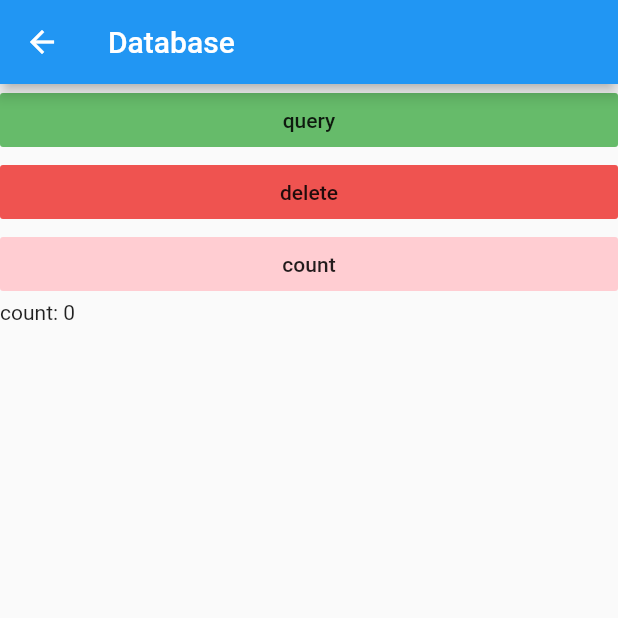
After one commit to TheOnlyPatty/WMM, a Flutter app: the DataBase screen opened by its route, after a tap on "count", on a phone screen of 412 x 824 dp, the top half of it. The commit adds this screen. Run offline on Flutter 3.47's test engine with Material 2 defaults, Android fonts, the phone set to English and light mode, and no system bars; our stand-ins replace flutter_blue, sqflite; accounts and stored records are empty.

Commit message:
Database Addition
Database added, stores quaternions after they are displayed in Unity

```diff
--- a/app/flutter-unity-view-widget-master/example/lib/ble_screen.dart
+++ b/app/flutter-unity-view-widget-master/example/lib/ble_screen.dart
@@ -10,6 +10,7 @@ import 'package:flutter/material.dart';
 import 'package:flutter_blue/flutter_blue.dart';
 import 'widgets.dart';
 import 'screens/menu_screen.dart';
+import 'package:flutter_unity_widget_example/database_helper.dart';
 
 
 class BLEScreen extends StatefulWidget {
@@ -383,10 +384,15 @@ class LoaderScreen extends StatelessWidget {
                         BluetoothService service = services[2];
                         var characteristics = service.characteristics;
                         BluetoothCharacteristic c = characteristics[0];
+                        String dbVar;
                         await c.setNotifyValue(true);
                         c.value.listen((value) {
                           print(String.fromCharCodes(value));
                           setOrientation(String.fromCharCodes(value));
+                          dbVar = String.fromCharCodes(value);
+                          DatabaseHelper.instance.insert({
+                            DatabaseHelper.columnName : '$dbVar'
+                          });
                         });
                       },
                       child: const Text('Press to start demo!', style: TextStyle(fontSize: 20)),
--- /dev/null
+++ b/app/flutter-unity-view-widget-master/example/lib/database_helper.dart
@@ -0,0 +1,73 @@
+import 'dart:io';
+import 'package:path_provider/path_provider.dart';
+import 'package:sqflite/sqflite.dart';
+import 'package:path/path.dart';
+
+class DatabaseHelper{
+
+  static final _dbName = 'myDatabase.db';
+  static final _dbVersion = 1;
+  static final _tableName = 'IMUdata';
+
+  static final columnID = '_id';
+  static final columnName = 'quaterion';
+
+  // making it a singleton class
+  DatabaseHelper._privateConstructor();
+  static final DatabaseHelper instance = DatabaseHelper._privateConstructor();
+
+  static Database _database;
+  Future<Database> get database async{
+    if (_database != null) return _database;
+
+    _database = await _initiateDatabase();
+    return _database;
+  }
+
+
+  _initiateDatabase () async {
+    Directory directory = await getApplicationDocumentsDirectory();
+    String path = join(directory.path,_dbName);
+    return await openDatabase(path, version: _dbVersion, onCreate: _onCreate);
+  }
+
+  Future _onCreate(Database db, int version){
+    db.execute(
+      '''
+      CREATE TABLE $_tableName (
+      $columnID INTEGER PRIMARY KEY,
+      $columnName TEXT NOT NULL )
+      '''
+    );
+  }
+
+  Future<List<Map<String, dynamic>>> getCount() async {
+    Database db = await instance.database;
+    return await db.rawQuery('SELECT COUNT(*) FROM $_tableName');
+  }
+
+  Future<int> insert(Map<String, dynamic> row) async {
+    Database db = await instance.database;
+    return await db.insert(_tableName, row);
+  }
+
+  Future<List<Map<String, dynamic>>> queryAll() async {
+    Database db = await instance.database;
+    return await db.query(_tableName);
+  }
+
+  Future update(Map<String, dynamic> row) async {
+    Database db = await instance.database;
+    int id = row[columnID];
+    return await db.update(_tableName, row, where:'$columnID = ?', whereArgs: [id]);
+
+  }
+
+  Future<int> delete() async{
+    Database db = await instance.database;
+    return await db.delete(_tableName);
+    //return await db.delete(_tableName, where: '$columnID = ?', whereArgs: [id]);
+  }
+
+
+}
--- /dev/null
+++ b/app/flutter-unity-view-widget-master/example/lib/db.dart
@@ -0,0 +1,61 @@
+import 'package:flutter/material.dart';
+import 'package:flutter/rendering.dart';
+import 'package:flutter_unity_widget_example/database_helper.dart';
+import 'package:sqflite/sqflite.dart';
+
+class DataBase extends StatefulWidget {
+  @override
+  _DataBaseEx createState() => new _DataBaseEx();
+}
+
+class _DataBaseEx extends State<DataBase> {
+  int entryCount;
+
+  @override
+  Widget build(BuildContext context) {
+
+    return Scaffold(
+      appBar: AppBar(
+        title: Text("Database"),
+      ),
+      body: Center(
+        child: ListView(
+          //mainAxisAlignment: MainAxisAlignment.center,
+          children: <Widget> [
+            // FlatButton(onPressed: () async{ // insert function
+
+            //   int i = await DatabaseHelper.instance.insert({
+            //     DatabaseHelper.columnName : 'Tom'
+            //   });
+
+            //   print('the inserted id is $i');
+
+            // }, child: Text('insert'), color: Colors.grey[400]),
+            FlatButton(onPressed: () async{ // query function
+
+              List<Map<String, dynamic>> queryRows = await DatabaseHelper.instance.queryAll();
+              print(queryRows);
+
+            }, child: Text('query'), color: Colors.green[400]),
+            FlatButton(onPressed: () async{ // delete function
+
+              int rowsAffected = await DatabaseHelper.instance.delete();
+              print(rowsAffected);
+
+            }, child: Text('delete'), color: Colors.red[400]),
+            FlatButton(onPressed: () async{ // COUNT function
+
+              List<Map<String, dynamic>> count = await DatabaseHelper.instance.getCount();
+              print(Sqflite.firstIntValue(count));
+              setState((){
+                entryCount = Sqflite.firstIntValue(count);
+              });
+
+            }, child: Text('count'), color: Colors.red[100]),
+            new Text('count: ' + '$entryCount')
+          ],
+        ),
+      ),
+    );
+  }
+}
--- a/app/flutter-unity-view-widget-master/example/lib/main.dart
+++ b/app/flutter-unity-view-widget-master/example/lib/main.dart
@@ -1,4 +1,5 @@
 import 'package:flutter/material.dart';
+import 'package:flutter_unity_widget_example/db.dart';
 
 import 'screens/menu_screen.dart';
 import 'screens/api_screen.dart';
@@ -27,6 +28,7 @@ class MyApp extends StatelessWidget {
         '/simple': (context) => SimpleScreen(),
         '/api': (context) => ApiScreen(),
         '/ble': (context) => BLEScreen(),
+        '/db': (context) => DataBase(),
       },
     );
   }
--- a/app/flutter-unity-view-widget-master/example/lib/screens/menu_screen.dart
+++ b/app/flutter-unity-view-widget-master/example/lib/screens/menu_screen.dart
@@ -25,6 +25,13 @@ class _MenuScreenState extends State<MenuScreen> {
       description: 'Set up BlueTooth',
       route: '/ble',
       title: 'Bluetooth Setup',
+      enableAR: false,
+    ),
+
+    new _MenuListItem(
+      description: 'Database',
+      route: '/db',
+      title: 'Database',
       enableAR: false,
     )
   ];
--- a/app/flutter-unity-view-widget-master/example/pubspec.yaml
+++ b/app/flutter-unity-view-widget-master/example/pubspec.yaml
@@ -22,6 +22,8 @@ dependencies:
   flutter_blue: ^0.7.2
   flutter_unity_widget:
     path: ../
+  sqflite:
+  path_provider:
 
   # The following adds the Cupertino Icons font to your application.
   # Use with the CupertinoIcons class for iOS style icons.
```
Also changed, not shown: 1 other file.
